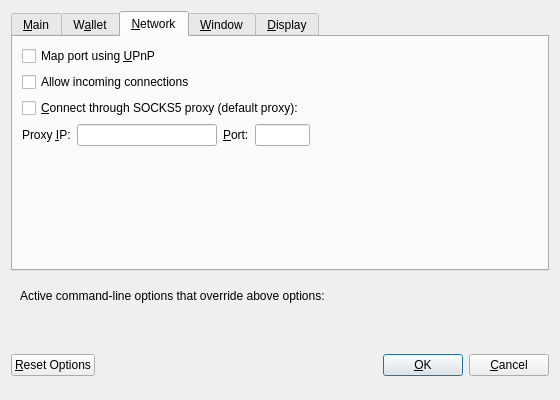
Qt form src/qt/forms/optionsdialog.ui (BananeRapeuse/Natrix-node) before a commit.
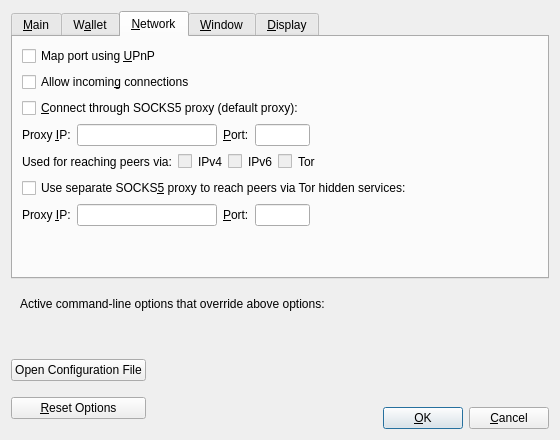
The same form after that commit. The open tabs and pages were chosen to show the change. Custom widgets are drawn as their Qt base class.

The edit to the form file:
```diff
--- a/src/qt/forms/optionsdialog.ui
+++ b/src/qt/forms/optionsdialog.ui
@@ -7,7 +7,7 @@
     <x>0</x>
     <y>0</y>
     <width>560</width>
-    <height>400</height>
+    <height>440</height>
    </rect>
   </property>
   <property name="windowTitle">
@@ -202,7 +202,7 @@
           <string>Accept connections from outside</string>
          </property>
          <property name="text">
-          <string>Allow incoming connections</string>
+          <string>Allow incomin&amp;g connections</string>
          </property>
         </widget>
        </item>
@@ -297,6 +297,193 @@
          </item>
         </layout>
        </item>
+       <item>
+        <layout class="QHBoxLayout" name="horizontalLayout_2_Network">
+         <item>
+          <widget class="QLabel" name="proxyActiveNets">
+           <property name="text">
+            <string>Used for reaching peers via:</string>
+           </property>
+           <property name="textFormat">
+            <enum>Qt::PlainText</enum>
+           </property>
+          </widget>
+         </item>
+         <item>
+          <widget class="QCheckBox" name="proxyReachIPv4">
+           <property name="enabled">
+            <bool>false</bool>
+           </property>
+           <property name="toolTip">
+            <string>Shows if the supplied default SOCKS5 proxy is used to reach peers via this network type.</string>
+           </property>
+           <property name="text">
+            <string/>
+           </property>
+          </widget>
+         </item>
+         <item>
+          <widget class="QLabel" name="proxyReachIPv4Label">
+           <property name="text">
+            <string>IPv4</string>
+           </property>
+           <property name="textFormat">
+            <enum>Qt::PlainText</enum>
+           </property>
+          </widget>
+         </item>
+         <item>
+          <widget class="QCheckBox" name="proxyReachIPv6">
+           <property name="enabled">
+            <bool>false</bool>
+           </property>
+           <property name="toolTip">
+            <string>Shows if the supplied default SOCKS5 proxy is used to reach peers via this network type.</string>
+           </property>
+           <property name="text">
+            <string/>
+           </property>
+          </widget>
+         </item>
+         <item>
+          <widget class="QLabel" name="proxyReachIPv6Label">
+           <property name="text">
+            <string>IPv6</string>
+           </property>
+           <property name="textFormat">
+            <enum>Qt::PlainText</enum>
+           </property>
+          </widget>
+         </item>
+         <item>
+          <widget class="QCheckBox" name="proxyReachTor">
+           <property name="enabled">
+            <bool>false</bool>
+           </property>
+           <property name="toolTip">
+            <string>Shows if the supplied default SOCKS5 proxy is used to reach peers via this network type.</string>
+           </property>
+           <property name="text">
+            <string/>
+           </property>
+          </widget>
+         </item>
+         <item>
+          <widget class="QLabel" name="proxyReachTorLabel">
+           <property name="text">
+            <string>Tor</string>
+           </property>
+           <property name="textFormat">
+            <enum>Qt::PlainText</enum>
+           </property>
+          </widget>
+         </item>
+         <item>
+          <spacer name="horizontalSpacer_2_Network">
+           <property name="orientation">
+            <enum>Qt::Horizontal</enum>
+           </property>
+           <property name="sizeHint" stdset="0">
+            <size>
+             <width>40</width>
+             <height>20</height>
+            </size>
+           </property>
+          </spacer>
+         </item>
+        </layout>
+       </item>
+       <item>
+        <widget class="QCheckBox" name="connectSocksTor">
+         <property name="toolTip">
+          <string>Connect to the Bitcoin network through a separate SOCKS5 proxy for Tor hidden services.</string>
+         </property>
+         <property name="text">
+          <string>Use separate SOCKS&amp;5 proxy to reach peers via Tor hidden services:</string>
+         </property>
+        </widget>
+       </item>
+       <item>
+        <layout class="QHBoxLayout" name="horizontalLayout_3_Network">
+         <item>
+          <widget class="QLabel" name="proxyIpTorLabel">
+           <property name="text">
+            <string>Proxy &amp;IP:</string>
+           </property>
+           <property name="textFormat">
+            <enum>Qt::PlainText</enum>
+           </property>
+           <property name="buddy">
+            <cstring>proxyIpTor</cstring>
+           </property>
+          </widget>
+         </item>
+         <item>
+          <widget class="QValidatedLineEdit" name="proxyIpTor">
+           <property name="minimumSize">
+            <size>
+             <width>140</width>
+             <height>0</height>
+            </size>
+           </property>
+           <property name="maximumSize">
+            <size>
+             <width>140</width>
+             <height>16777215</height>
+            </size>
+           </property>
+           <property name="toolTip">
+            <string>IP address of the proxy (e.g. IPv4: 127.0.0.1 / IPv6: ::1)</string>
+           </property>
+          </widget>
+         </item>
+         <item>
+          <widget class="QLabel" name="proxyPortTorLabel">
+           <property name="text">
+            <string>&amp;Port:</string>
+           </property>
+           <property name="textFormat">
+            <enum>Qt::PlainText</enum>
+           </property>
+           <property name="buddy">
+            <cstring>proxyPortTor</cstring>
+           </property>
+          </widget>
+         </item>
+         <item>
+          <widget class="QLineEdit" name="proxyPortTor">
+           <property name="minimumSize">
+            <size>
+             <width>55</width>
+             <height>0</height>
+            </size>
+           </property>
+           <property name="maximumSize">
+            <size>
+             <width>55</width>
+             <height>16777215</height>
+            </size>
+           </property>
+           <property name="toolTip">
+            <string>Port of the proxy (e.g. 9050)</string>
+           </property>
+          </widget>
+         </item>
+         <item>
+          <spacer name="horizontalSpacer_4_Network">
+           <property name="orientation">
+            <enum>Qt::Horizontal</enum>
+           </property>
+           <property name="sizeHint" stdset="0">
+            <size>
+             <width>40</width>
+             <height>20</height>
+            </size>
+           </property>
+          </spacer>
+         </item>
+        </layout>
+       </item>
        <item>
         <spacer name="verticalSpacer_Network">
          <property name="orientation">
@@ -495,6 +682,21 @@
    <item>
     <layout class="QHBoxLayout" name="horizontalLayout_Buttons">
      <item>
+      <layout class="QVBoxLayout" name="verticalLayout_Buttons">
+       <item>
+        <widget class="QPushButton" name="openBitcoinConfButton">
+         <property name="toolTip">
+          <string>Open the %1 configuration file from the working directory.</string>
+         </property>
+         <property name="text">
+          <string>Open Configuration File</string>
+         </property>
+         <property name="autoDefault">
+          <bool>false</bool>
+         </property>
+        </widget>
+       </item>
+       <item>
       <widget class="QPushButton" name="resetButton">
        <property name="toolTip">
         <string>Reset all client options to default.</string>
@@ -507,6 +709,8 @@
        </property>
       </widget>
      </item>
+      </layout>
+     </item>
      <item>
       <spacer name="horizontalSpacer_1">
        <property name="orientation">
@@ -559,6 +763,23 @@
       </spacer>
      </item>
      <item>
+      <layout class="QVBoxLayout" name="verticalLayout_4">
+       <item>
+        <spacer name="verticalSpacer">
+         <property name="orientation">
+          <enum>Qt::Vertical</enum>
+         </property>
+         <property name="sizeHint" stdset="0">
+          <size>
+           <width>20</width>
+           <height>40</height>
+          </size>
+         </property>
+        </spacer>
+       </item>
+       <item>
+        <layout class="QHBoxLayout" name="horizontalLayout">
+         <item>
       <widget class="QPushButton" name="okButton">
        <property name="text">
         <string>&amp;OK</string>
@@ -584,6 +805,10 @@
     </layout>
    </item>
   </layout>
+     </item>
+    </layout>
+   </item>
+  </layout>
  </widget>
  <customwidgets>
   <customwidget>
```
Left out of the diff: 24 changed lines with no effect on the pictures. Lines whose indentation alone changed are shown as unchanged.
